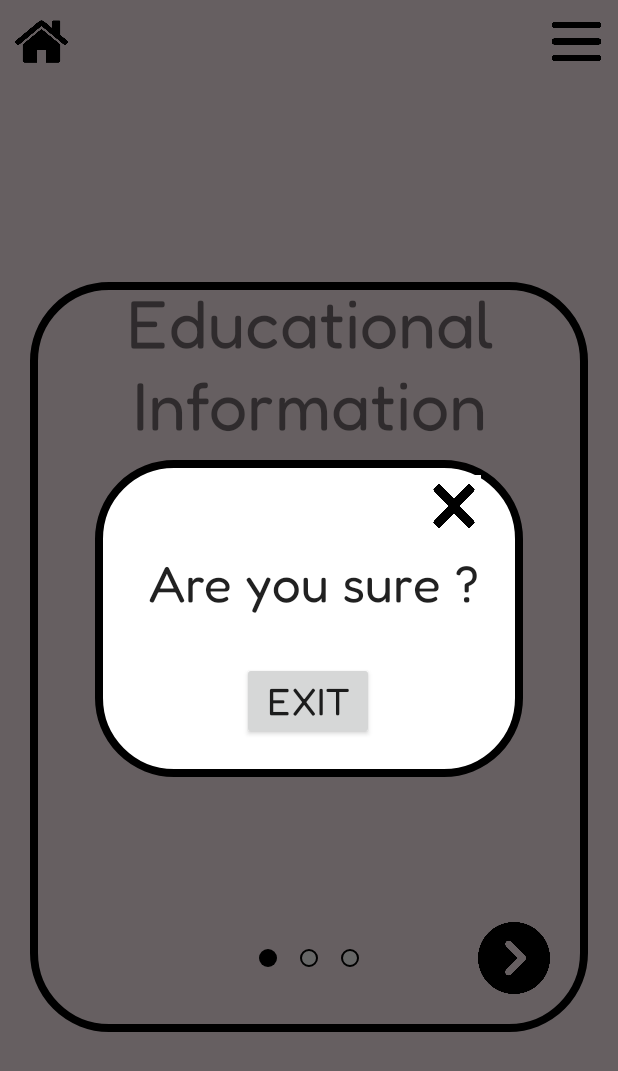
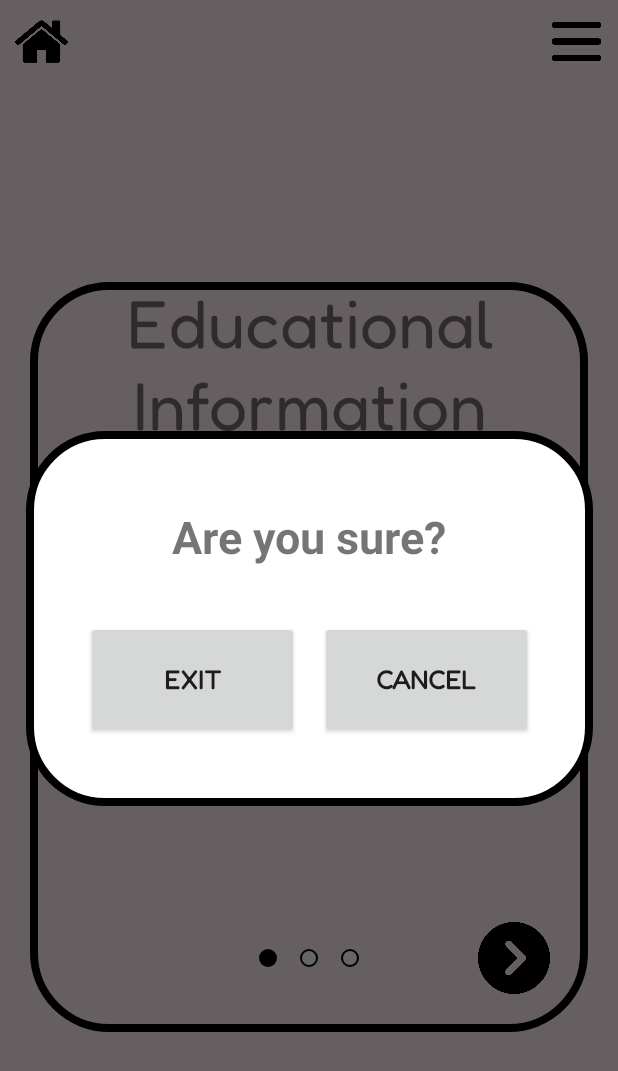
Before and after one commit to clarine24/SEGP_G11B, an Android app: the in_game_educationalpage screen opened directly, with no data from a screen before it, after a tap on an icon or button, on a phone screen of 412 x 824 dp. Shown: the top 1071 px of the screen. Run offline under Robolectric (Android 15) with nearby library versions, the phone set to English and light mode, and no system bars.

Commit message:
Change layout constraints Change font and buttons

```diff
--- a/app/src/main/java/com/example/rewire/in_game_educationalpage.java
+++ b/app/src/main/java/com/example/rewire/in_game_educationalpage.java
@@ -1,7 +1,6 @@
 package com.example.rewire;
 
 import androidx.appcompat.app.AppCompatActivity;
-
 import android.app.Dialog;
 import android.content.Intent;
 import android.graphics.Color;
@@ -17,12 +16,12 @@ public class in_game_educationalpage extends AppCompatActivity implements View.O
 
     ImageView back;
     ImageView next;
-
     ImageView pageA;
     ImageView pageB;
     ImageView pageC;
     Drawable draw;
-    ImageView cancelButton;
+
+    Button cancelButton;
     Button exitButton;
     Dialog mDialog;
 
@@ -35,12 +34,12 @@ public class in_game_educationalpage extends AppCompatActivity implements View.O
 
         Header header = findViewById(R.id.header);
         header.initHeader();
+
         header.home_btn.setOnClickListener(view -> {
-
-            mDialog.setContentView(R.layout.tohomemenu_exit);
+            mDialog.setContentView(R.layout.exit_to_home_popup);
             mDialog.getWindow().setBackgroundDrawable(new ColorDrawable(Color.TRANSPARENT));
-            cancelButton = mDialog.findViewById(R.id.exitbutton);
-            exitButton = mDialog.findViewById(R.id.exitohomemenu);
+            cancelButton = mDialog.findViewById(R.id.homeButton);
+            exitButton = mDialog.findViewById(R.id.exitToHomeButton);
 
             cancelButton.setOnClickListener(v1 -> mDialog.dismiss());
             exitButton.setOnClickListener(v1 -> {
@@ -49,7 +48,6 @@ public class in_game_educationalpage extends AppCompatActivity implements View.O
             });
 
             mDialog.show();
-
         });
 
         back = findViewById(R.id.edu_back);
--- a/app/src/main/res/layout/activity_in_game_educationalpage.xml
+++ b/app/src/main/res/layout/activity_in_game_educationalpage.xml
@@ -13,7 +13,7 @@
         android:layout_height="match_parent" />
 
     <TextView
-        android:id="@+id/textView2"
+        android:id="@+id/display_text"
         android:layout_width="0dp"
         android:layout_height="500dp"
         android:layout_marginLeft="20dp"
@@ -38,8 +38,8 @@
         android:layout_marginBottom="25dp"
         android:clickable="true"
         android:visibility="invisible"
-        app:layout_constraintBottom_toBottomOf="@+id/textView2"
-        app:layout_constraintStart_toStartOf="@+id/textView2"
+        app:layout_constraintBottom_toBottomOf="@+id/display_text"
+        app:layout_constraintStart_toStartOf="@+id/display_text"
         app:srcCompat="@drawable/back_icon" />
 
     <ImageView
@@ -49,8 +49,8 @@
         android:layout_marginEnd="25dp"
         android:layout_marginBottom="25dp"
         android:clickable="true"
-        app:layout_constraintBottom_toBottomOf="@+id/textView2"
-        app:layout_constraintEnd_toEndOf="@+id/textView2"
+        app:layout_constraintBottom_toBottomOf="@+id/display_text"
+        app:layout_constraintEnd_toEndOf="@+id/display_text"
         app:srcCompat="@drawable/next_icon" />
 
     <ImageView
@@ -59,7 +59,7 @@
         android:layout_height="48dp"
         android:layout_marginEnd="15dp"
         android:layout_marginBottom="25dp"
-        app:layout_constraintBottom_toBottomOf="@+id/textView2"
+        app:layout_constraintBottom_toBottomOf="@+id/display_text"
         app:layout_constraintEnd_toStartOf="@+id/edu_pageB"
         app:srcCompat="@drawable/bt_circle_black_fill" />
 
@@ -68,9 +68,9 @@
         android:layout_width="12dp"
         android:layout_height="48dp"
         android:layout_marginBottom="25dp"
-        app:layout_constraintBottom_toBottomOf="@+id/textView2"
-        app:layout_constraintEnd_toEndOf="@+id/textView2"
-        app:layout_constraintStart_toStartOf="@+id/textView2"
+        app:layout_constraintBottom_toBottomOf="@+id/display_text"
+        app:layout_constraintEnd_toEndOf="@+id/display_text"
+        app:layout_constraintStart_toStartOf="@+id/display_text"
         app:srcCompat="@drawable/bt_circle_white_fill" />
 
     <ImageView
@@ -79,7 +79,7 @@
         android:layout_height="48dp"
         android:layout_marginStart="15dp"
         android:layout_marginBottom="25dp"
-        app:layout_constraintBottom_toBottomOf="@+id/textView2"
+        app:layout_constraintBottom_toBottomOf="@+id/display_text"
         app:layout_constraintStart_toEndOf="@+id/edu_pageB"
         app:srcCompat="@drawable/bt_circle_white_fill" />
 
--- /dev/null
+++ b/app/src/main/res/layout/exit_to_home_popup.xml
@@ -0,0 +1,64 @@
+<?xml version="1.0" encoding="utf-8"?>
+<androidx.constraintlayout.widget.ConstraintLayout xmlns:android="http://schemas.android.com/apk/res/android"
+    xmlns:app="http://schemas.android.com/apk/res-auto"
+    xmlns:tools="http://schemas.android.com/tools"
+    android:layout_width="match_parent"
+    android:layout_height="match_parent">
+
+    <TextView
+        android:id="@+id/tohomeexit"
+        android:layout_width="378dp"
+        android:layout_height="250dp"
+        android:layout_marginStart="163dp"
+        android:layout_marginTop="356dp"
+        android:layout_marginEnd="163dp"
+        android:layout_marginBottom="356dp"
+        android:background="@drawable/bt_box_white_fill"
+        android:textAppearance="@style/TextAppearance.AppCompat.Large"
+        app:layout_constraintBottom_toBottomOf="parent"
+        app:layout_constraintEnd_toEndOf="parent"
+        app:layout_constraintStart_toStartOf="parent"
+        app:layout_constraintTop_toTopOf="parent"
+        tools:srcCompat="@android:drawable/ic_menu_close_clear_cancel" />
+
+    <TextView
+        android:id="@+id/areyousure"
+        android:layout_width="wrap_content"
+        android:layout_height="wrap_content"
+        android:layout_marginTop="50dp"
+        android:text="Are you sure?"
+        android:textSize="30sp"
+        android:textStyle="bold"
+        app:layout_constraintEnd_toEndOf="@+id/tohomeexit"
+        app:layout_constraintStart_toStartOf="@+id/tohomeexit"
+        app:layout_constraintTop_toTopOf="@+id/tohomeexit" />
+
+    <Button
+        android:id="@+id/exitToHomeButton"
+        android:layout_width="142dp"
+        android:layout_height="78dp"
+        android:layout_marginStart="40dp"
+        android:layout_marginBottom="45dp"
+        android:clickable="true"
+        android:fontFamily="@font/fredoka"
+        android:text="Exit"
+        android:textSize="17sp"
+        android:textStyle="bold"
+        app:layout_constraintBottom_toBottomOf="@+id/tohomeexit"
+        app:layout_constraintStart_toStartOf="@+id/tohomeexit" />
+
+    <Button
+        android:id="@+id/homeButton"
+        android:layout_width="142dp"
+        android:layout_height="78dp"
+        android:layout_marginEnd="40dp"
+        android:layout_marginBottom="45dp"
+        android:clickable="true"
+        android:fontFamily="@font/fredoka"
+        android:text="Cancel"
+        android:textSize="17sp"
+        android:textStyle="bold"
+        app:layout_constraintBottom_toBottomOf="@+id/tohomeexit"
+        app:layout_constraintEnd_toEndOf="@+id/tohomeexit" />
+
+</androidx.constraintlayout.widget.ConstraintLayout>
--- a/app/src/main/res/layout/tohomemenu_exit.xml
+++ /dev/null
@@ -1,72 +0,0 @@
-<?xml version="1.0" encoding="utf-8"?>
-<androidx.constraintlayout.widget.ConstraintLayout xmlns:android="http://schemas.android.com/apk/res/android"
-    xmlns:app="http://schemas.android.com/apk/res-auto"
-    xmlns:tools="http://schemas.android.com/tools"
-    android:layout_width="match_parent"
-    android:layout_height="match_parent">
-
-    <TextView
-        android:id="@+id/tohomeexit"
-        android:layout_width="285dp"
-        android:layout_height="211dp"
-        android:layout_marginStart="163dp"
-        android:layout_marginTop="356dp"
-        android:layout_marginEnd="163dp"
-        android:layout_marginBottom="356dp"
-        android:background="@drawable/bt_box_white_fill"
-        android:textAppearance="@style/TextAppearance.AppCompat.Large"
-        app:layout_constraintBottom_toBottomOf="parent"
-        app:layout_constraintEnd_toEndOf="parent"
-        app:layout_constraintStart_toStartOf="parent"
-        app:layout_constraintTop_toTopOf="parent"
-        tools:srcCompat="@android:drawable/ic_menu_close_clear_cancel" />
-
-    <ImageView
-        android:id="@+id/exitbutton"
-        android:layout_width="36dp"
-        android:layout_height="41dp"
-        android:background="@color/white"
-        android:clickable="true"
-        android:contentDescription="exitbutton"
-        android:focusable="auto"
-        android:src="@drawable/close_icon"
-        app:layout_constraintBottom_toTopOf="@+id/areyousure"
-        app:layout_constraintEnd_toEndOf="@+id/areyousure"
-        app:layout_constraintHorizontal_bias="0.92"
-        app:layout_constraintStart_toStartOf="@+id/tohomeexit"
-        app:layout_constraintTop_toTopOf="@+id/tohomeexit"
-        tools:ignore="SpeakableTextPresentCheck"
-        tools:visibility="visible" />
-
-    <Button
-        android:id="@+id/exitohomemenu"
-        android:layout_width="wrap_content"
-        android:layout_height="wrap_content"
-        android:layout_marginTop="200dp"
-        android:clickable="true"
-        android:fontFamily="@font/fredoka"
-        android:text="Exit"
-        android:textSize="25sp"
-        app:layout_constraintBottom_toBottomOf="parent"
-        app:layout_constraintEnd_toEndOf="parent"
-        app:layout_constraintHorizontal_bias="0.498"
-        app:layout_constraintStart_toStartOf="parent"
-        app:layout_constraintTop_toTopOf="parent"
-        app:layout_constraintVertical_bias="0.422" />
-
-    <TextView
-        android:id="@+id/areyousure"
-        android:layout_width="240dp"
-        android:layout_height="71dp"
-        android:fontFamily="@font/fredoka"
-        android:text="Are you sure ?"
-        android:textAppearance="@style/TextAppearance.AppCompat.Large"
-        android:textSize="34sp"
-        app:layout_constraintBottom_toTopOf="@+id/exitohomemenu"
-        app:layout_constraintEnd_toEndOf="@+id/tohomeexit"
-        app:layout_constraintHorizontal_bias="0.8"
-        app:layout_constraintStart_toStartOf="@+id/tohomeexit"
-        app:layout_constraintTop_toTopOf="@+id/tohomeexit"
-        app:layout_constraintVertical_bias="0.971" />
-
-</androidx.constraintlayout.widget.ConstraintLayout>
```
Also changed, not shown: app/src/main/java/com/example/rewire/BT_main.java (+4 -23 lines), app/src/main/java/com/example/rewire/BT_start_prompt.java (+4 -10 lines), app/src/main/java/com/example/rewire/Header.java (+0 -8 lines), app/src/main/java/com/example/rewire/cbt_qa.java (+19 -28 lines), app/src/main/res/layout/activity_breathing_technique_end_prompt.xml (+22 -109 lines), app/src/main/res/layout/complete_level_popup.xml (added, +62 -0 lines), app/src/main/res/layout/congratslevel.xml (deleted, +0 -74 lines).
